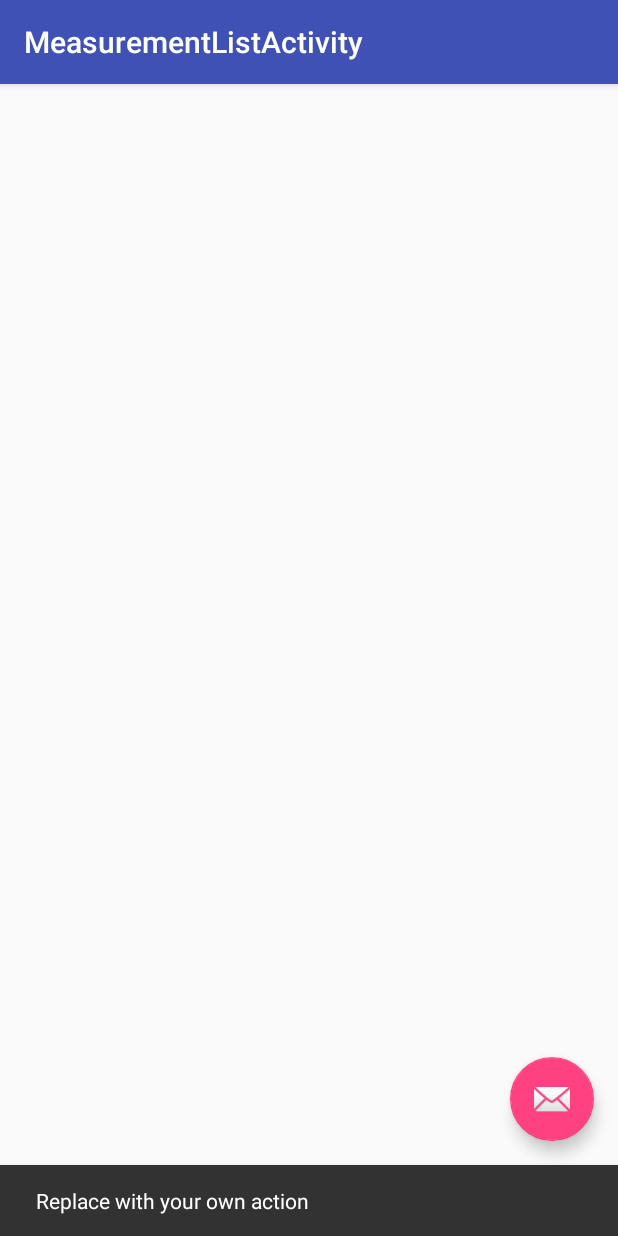
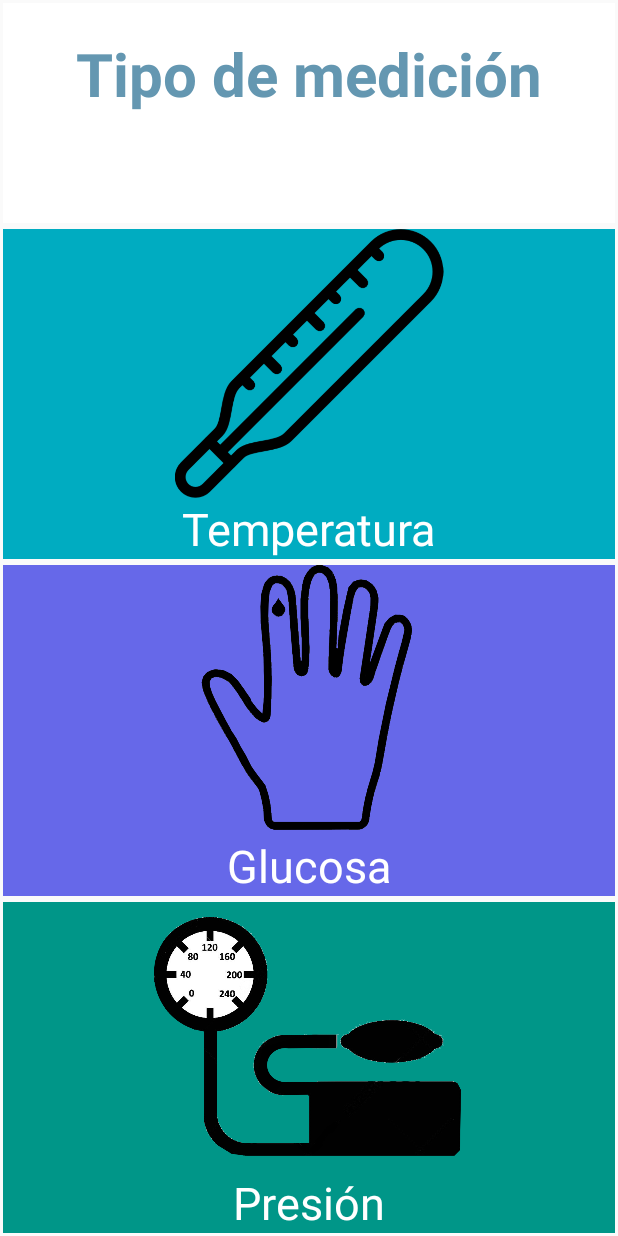
Before and after one commit to mauruch/oupa, an Android app: the MeasurementListActivity screen opened directly, with no data from a screen before it, after a tap on an icon or button, on a phone screen of 412 x 824 dp. Run offline under Robolectric (Android 15) with nearby library versions, the phone set to English and light mode, and no system bars.

Commit message:
add new measurement

```diff
--- a/app/src/main/java/com/fiuba/proyectosinformaticos/oupa/measurement/MeasurementListActivity.java
+++ b/app/src/main/java/com/fiuba/proyectosinformaticos/oupa/measurement/MeasurementListActivity.java
@@ -1,5 +1,6 @@
 package com.fiuba.proyectosinformaticos.oupa.measurement;
 
+import android.content.Intent;
 import android.os.Bundle;
 import android.support.design.widget.FloatingActionButton;
 import android.support.design.widget.Snackbar;
@@ -10,6 +11,8 @@ import android.view.View;
 import com.fiuba.proyectosinformaticos.oupa.R;
 
 public class MeasurementListActivity extends AppCompatActivity {
+
+    public static final int REQUEST_CODE = 1;
 
     @Override
     protected void onCreate(Bundle savedInstanceState) {
@@ -22,8 +25,8 @@ public class MeasurementListActivity extends AppCompatActivity {
         fab.setOnClickListener(new View.OnClickListener() {
             @Override
             public void onClick(View view) {
-                Snackbar.make(view, "Replace with your own action", Snackbar.LENGTH_LONG)
-                        .setAction("Action", null).show();
+                Intent intent = new Intent(MeasurementListActivity.this, NewMeasurementStep1.class);
+                startActivityForResult(intent, REQUEST_CODE);
             }
         });
     }
--- /dev/null
+++ b/app/src/main/java/com/fiuba/proyectosinformaticos/oupa/measurement/NewMeasurementStep1.java
@@ -0,0 +1,68 @@
+package com.fiuba.proyectosinformaticos.oupa.measurement;
+
+import android.content.Intent;
+import android.os.Bundle;
+import android.support.design.widget.FloatingActionButton;
+import android.support.design.widget.Snackbar;
+import android.support.v7.app.AppCompatActivity;
+import android.support.v7.widget.Toolbar;
+import android.view.View;
+import android.widget.LinearLayout;
+
+import com.fiuba.proyectosinformaticos.oupa.R;
+import com.fiuba.proyectosinformaticos.oupa.measurement.model.Measurement;
+
+import static android.content.Intent.FLAG_ACTIVITY_FORWARD_RESULT;
+
+public class NewMeasurementStep1 extends AppCompatActivity {
+
+    private Measurement measurement;
+
+    @Override
+    protected void onCreate(Bundle savedInstanceState) {
+        super.onCreate(savedInstanceState);
+        setContentView(R.layout.activity_new_measurement_step1);
+        measurement = new Measurement();
+        attachEvents();
+    }
+
+    private void attachEvents() {
+
+        LinearLayout temperatureLayout = findViewById(R.id.temperature_layout);
+        temperatureLayout.setOnClickListener(new View.OnClickListener() {
+            @Override
+            public void onClick(View v) {
+                measurement.measurement_type = "temperature";
+                startStep2();
+            }
+        });
+
+        LinearLayout glucoseLayout = findViewById(R.id.glucose_layout);
+        glucoseLayout.setOnClickListener(new View.OnClickListener() {
+            @Override
+            public void onClick(View v) {
+                measurement.measurement_type = "glucose";
+                startStep2();
+            }
+        });
+
+        LinearLayout cameraLayout = findViewById(R.id.preasure_layout);
+        cameraLayout.setOnClickListener(new View.OnClickListener() {
+            @Override
+            public void onClick(View v) {
+                measurement.measurement_type = "preasure";
+                startStep2();
+            }
+        });
+
+    }
+
+    private void startStep2() {
+
+        Intent intent = new Intent(NewMeasurementStep1.this, NewMeasurementStep2.class);
+        intent.addFlags(FLAG_ACTIVITY_FORWARD_RESULT);
+        intent.putExtra("measurement", measurement);
+        startActivity(intent);
+    }
+
+}
--- /dev/null
+++ b/app/src/main/java/com/fiuba/proyectosinformaticos/oupa/measurement/model/Measurement.java
@@ -0,0 +1,11 @@
+package com.fiuba.proyectosinformaticos.oupa.measurement.model;
+
+import java.io.Serializable;
+import java.util.Date;
+
+public class Measurement implements Serializable{
+    public String measurement_type;
+    public String value;
+    public String notes;
+    public Date date;
+}
--- a/app/src/main/java/com/fiuba/proyectosinformaticos/oupa/networking/OupaApi.java
+++ b/app/src/main/java/com/fiuba/proyectosinformaticos/oupa/networking/OupaApi.java
@@ -1,5 +1,6 @@
 package com.fiuba.proyectosinformaticos.oupa.networking;
 
+import com.fiuba.proyectosinformaticos.oupa.measurement.services.MeasurementSerialized;
 import com.fiuba.proyectosinformaticos.oupa.model.UserLogged;
 import com.fiuba.proyectosinformaticos.oupa.model.UserSession;
 import com.fiuba.proyectosinformaticos.oupa.model.request.UserSessionRequest;
@@ -38,4 +39,8 @@ public interface OupaApi {
     @GET("/users/logged_in")
     Call<UserLogged> getUserLogged(@Header("Authorization") String accessToken);
 
+    @POST("/measurements")
+    Call<MeasurementSerialized> createMeasurement(@Header("Authorization") String accessToken, @Header("Content-Type") String content_type, @Body MeasurementSerialized pillSerialized);
+
+
 }
--- /dev/null
+++ b/app/src/main/res/layout/activity_new_measurement_step1.xml
@@ -0,0 +1,12 @@
+<?xml version="1.0" encoding="utf-8"?>
+<android.support.design.widget.CoordinatorLayout xmlns:android="http://schemas.android.com/apk/res/android"
+    xmlns:app="http://schemas.android.com/apk/res-auto"
+    xmlns:tools="http://schemas.android.com/tools"
+    android:layout_width="match_parent"
+    android:layout_height="match_parent"
+    tools:context=".measurement.NewMeasurementStep1">
+
+
+    <include layout="@layout/content_new_measurement_step1" />
+
+</android.support.design.widget.CoordinatorLayout>
--- /dev/null
+++ b/app/src/main/res/layout/content_new_measurement_step1.xml
@@ -0,0 +1,120 @@
+<?xml version="1.0" encoding="utf-8"?>
+<android.support.constraint.ConstraintLayout xmlns:android="http://schemas.android.com/apk/res/android"
+    xmlns:app="http://schemas.android.com/apk/res-auto"
+    xmlns:tools="http://schemas.android.com/tools"
+    android:layout_width="match_parent"
+    android:layout_height="match_parent"
+    app:layout_behavior="@string/appbar_scrolling_view_behavior"
+    tools:context=".measurement.NewMeasurementStep1"
+    tools:showIn="@layout/activity_new_measurement_step1">
+
+    <LinearLayout
+        android:layout_width="match_parent"
+        android:layout_height="match_parent"
+        android:orientation="vertical"
+        android:weightSum="11">
+
+        <LinearLayout
+            android:id="@+id/title"
+            android:layout_width="match_parent"
+            android:layout_height="0dp"
+            android:layout_margin="2dp"
+            android:layout_weight="2"
+            android:background="@color/white"
+            android:orientation="vertical">
+
+            <TextView
+                android:layout_width="wrap_content"
+                android:layout_height="wrap_content"
+                android:layout_gravity="center"
+                android:text="@string/title_measurement_step1"
+                android:textColor="@color/blue"
+                android:textSize="40sp"
+                android:textStyle="normal|bold"
+                android:gravity="center"
+                android:layout_marginTop="20dp"
+                />
+
+        </LinearLayout>
+
+        <LinearLayout
+            android:id="@+id/temperature_layout"
+            android:layout_width="match_parent"
+            android:layout_height="0dp"
+            android:layout_margin="2dp"
+            android:layout_weight="3"
+            android:background="@color/lightblue"
+            android:orientation="vertical">
+
+            <ImageView
+                android:layout_width="wrap_content"
+                android:layout_height="wrap_content"
+                android:layout_gravity="center"
+                android:layout_weight="3"
+                android:src="@drawable/temperature" />
+
+            <TextView
+                android:layout_width="wrap_content"
+                android:layout_height="wrap_content"
+                android:layout_gravity="center"
+                android:text="@string/measurement_type_temperature"
+                android:textColor="@color/white"
+                android:textSize="30sp" />
+
+        </LinearLayout>
+
+        <LinearLayout
+            android:id="@+id/glucose_layout"
+            android:layout_width="match_parent"
+            android:layout_height="0dp"
+            android:layout_margin="2dp"
+            android:layout_weight="3"
+            android:background="@color/midblue"
+            android:orientation="vertical">
+
+            <ImageView
+                android:layout_width="wrap_content"
+                android:layout_height="wrap_content"
+                android:layout_gravity="center"
+                android:layout_weight="3"
+                android:src="@drawable/glucose" />
+
+            <TextView
+                android:layout_width="wrap_content"
+                android:layout_height="wrap_content"
+                android:layout_gravity="center"
+                android:text="@string/measurement_type_glucose"
+                android:textColor="@color/white"
+                android:textSize="30sp" />
+
+        </LinearLayout>
+
+        <LinearLayout
+            android:id="@+id/preasure_layout"
+            android:layout_width="match_parent"
+            android:layout_height="0dp"
+            android:layout_margin="2dp"
+            android:layout_weight="3"
+            android:background="@color/greenMaterial"
+            android:orientation="vertical">
+
+            <ImageView
+                android:layout_width="wrap_content"
+                android:layout_height="wrap_content"
+                android:layout_gravity="center"
+                android:layout_weight="1"
+                android:src="@drawable/preasure" />
+
+            <TextView
+                android:layout_width="wrap_content"
+                android:layout_height="wrap_content"
+                android:layout_gravity="center"
+                android:text="@string/measurement_type_preasure"
+                android:textColor="@color/white"
+                android:textSize="30sp" />
+
+        </LinearLayout>
+
+    </LinearLayout>
+
+</android.support.constraint.ConstraintLayout>
--- a/app/src/main/res/values/strings.xml
+++ b/app/src/main/res/values/strings.xml
@@ -36,6 +36,17 @@
     <string name="error_invalid_password">La contraseña es muy corta</string>
     <string name="error_incorrect_password">La contraseña es incorrecta</string>
     <string name="error_field_required">Campo requerido</string>
+
+    <!-- Measurementts -->
     <string name="title_activity_measurement_list">MeasurementListActivity</string>
+    <string name="title_activity_new_measurement_step1">NewMeasurementStep1</string>
+    <string name="title_activity_new_measurement_step2">NewMeasurementStep2</string>
+
+    <string name="title_measurement_step1">Tipo de medición</string>
+    <string name="measurement_type_temperature">Temperatura</string>
+    <string name="measurement_type_glucose">Glucosa</string>
+    <string name="measurement_type_preasure">Presión</string>
+    <string name="title_measurement_step2">Resultado obtenido:</string>
+
 
 </resources>
```
Also changed, not shown: app/src/main/AndroidManifest.xml (+10 -2 lines), app/src/main/java/com/fiuba/proyectosinformaticos/oupa/measurement/NewMeasurementStep2.java (added, +61 -0 lines), app/src/main/java/com/fiuba/proyectosinformaticos/oupa/measurement/services/MeasurementSerialized.java (added, +25 -0 lines), app/src/main/java/com/fiuba/proyectosinformaticos/oupa/measurement/services/MeasurementService.java (added, +68 -0 lines), app/src/main/res/layout/activity_new_measurement_step2.xml (added, +12 -0 lines), app/src/main/res/layout/content_new_measurement_step2.xml (added, +55 -0 lines), app/src/main/res/drawable/glucose.png (added), app/src/main/res/drawable/measurements.png (added), app/src/main/res/drawable/preasure.png (added), app/src/main/res/drawable/temperature.png (added).
